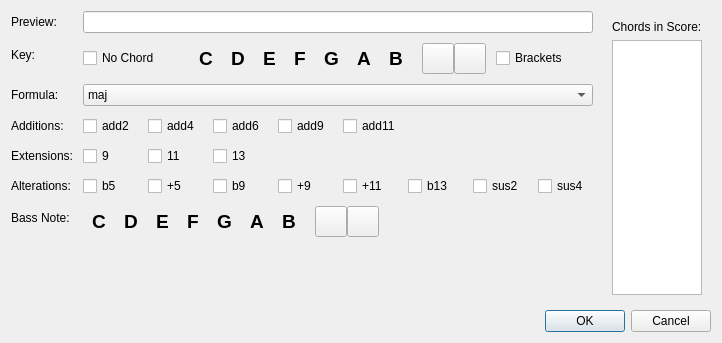
powertab/powertabeditor, file source/dialogs/chordnamedialog.ui: the form before one commit.
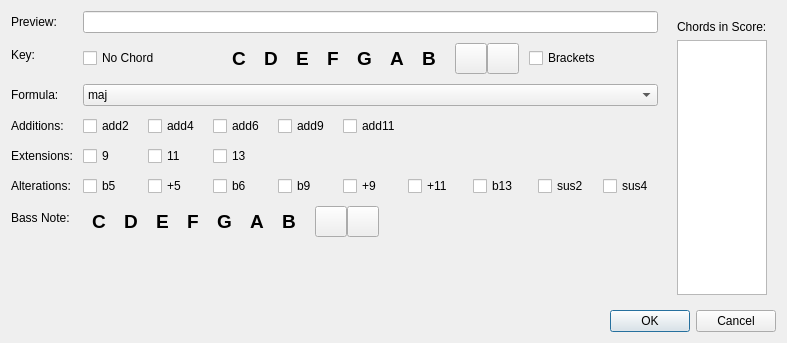
The form after the commit. Icons and pictures are not drawn.

```diff
--- a/source/dialogs/chordnamedialog.ui
+++ b/source/dialogs/chordnamedialog.ui
@@ -578,6 +578,19 @@
            </property>
           </widget>
          </item>
+         <item>
+          <widget class="QCheckBox" name="flat6CheckBox">
+           <property name="minimumSize">
+            <size>
+             <width>55</width>
+             <height>0</height>
+            </size>
+           </property>
+           <property name="text">
+            <string notr="true">b6</string>
+           </property>
+          </widget>
+         </item>
          <item>
           <widget class="QCheckBox" name="flat9CheckBox">
            <property name="minimumSize">
```
